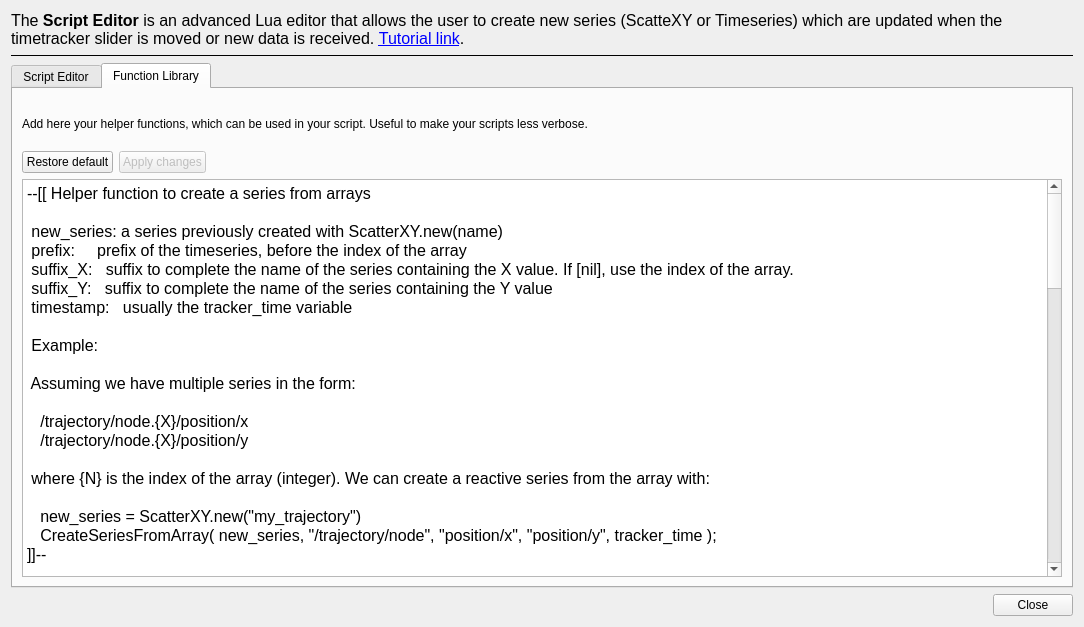
Old version of the form plotjuggler_plugins/ToolboxLuaEditor/lua_editor.ui in the repository ros2-gbp/plotjuggler-release.
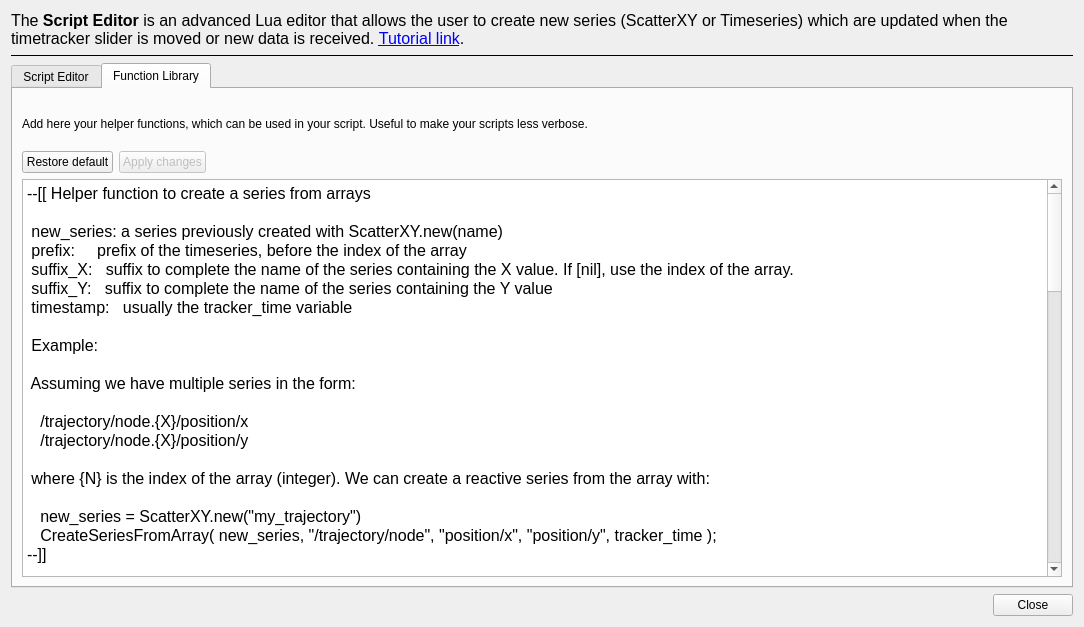
New version of the form. The open tabs and pages were chosen to show the change. Custom widgets are drawn as their Qt base class.

Diff of the .ui file:
```diff
--- a/plotjuggler_plugins/ToolboxLuaEditor/lua_editor.ui
+++ b/plotjuggler_plugins/ToolboxLuaEditor/lua_editor.ui
@@ -22,7 +22,7 @@
       </font>
      </property>
      <property name="text">
-      <string>&lt;html&gt;&lt;head/&gt;&lt;body&gt;&lt;p&gt;The &lt;span style=&quot; font-weight:600;&quot;&gt;Script Editor &lt;/span&gt;is an advanced Lua editor that allows the user to create new series (ScatteXY or Timeseries) which are updated when the timetracker slider is moved or new data is received. &lt;a href=&quot;https://slides.com/davidefaconti/plotjuggler-reactive-scripts/fullscreen&quot;&gt;&lt;span style=&quot; text-decoration: underline; color:#0000ff;&quot;&gt;Tutorial link&lt;/span&gt;&lt;/a&gt;.&lt;/p&gt;&lt;/body&gt;&lt;/html&gt;</string>
+      <string>&lt;html&gt;&lt;head/&gt;&lt;body&gt;&lt;p&gt;The &lt;span style=&quot; font-weight:600;&quot;&gt;Script Editor &lt;/span&gt;is an advanced Lua editor that allows the user to create new series (ScatterXY or Timeseries) which are updated when the timetracker slider is moved or new data is received. &lt;a href=&quot;https://slides.com/davidefaconti/plotjuggler-reactive-scripts/fullscreen&quot;&gt;&lt;span style=&quot; text-decoration: underline; color:#0000ff;&quot;&gt;Tutorial link&lt;/span&gt;&lt;/a&gt;.&lt;/p&gt;&lt;/body&gt;&lt;/html&gt;</string>
      </property>
      <property name="wordWrap">
       <bool>true</bool>
@@ -293,91 +293,95 @@
         </layout>
        </item>
        <item>
-        <widget class="QPlainTextEdit" name="textLibrary">
+        <widget class="QCodeEditor" name="textLibrary">
          <property name="font">
           <font>
            <pointsize>12</pointsize>
           </font>
          </property>
-         <property name="plainText">
-          <string>--[[ Helper function to create a series from arrays
-
- new_series: a series previously created with ScatterXY.new(name)
- prefix:     prefix of the timeseries, before the index of the array
- suffix_X:   suffix to complete the name of the series containing the X value. If [nil], use the index of the array.
- suffix_Y:   suffix to complete the name of the series containing the Y value
- timestamp:   usually the tracker_time variable
-              
- Example:
- 
- Assuming we have multiple series in the form:
- 
-   /trajectory/node.{X}/position/x
-   /trajectory/node.{X}/position/y
-   
- where {N} is the index of the array (integer). We can create a reactive series from the array with:
- 
-   new_series = ScatterXY.new(&quot;my_trajectory&quot;) 
-   CreateSeriesFromArray( new_series, &quot;/trajectory/node&quot;, &quot;position/x&quot;, &quot;position/y&quot;, tracker_time );
-]]--
-
-function CreateSeriesFromArray( new_series, prefix, suffix_X, suffix_Y, timestamp )
-  
-  --- clear previous values
-  new_series:clear()
-  
-  --- Append points to new_series
-  index = 0
-  while(true) do
-
-    x = index;
-    -- if not nil, get the X coordinate from a series
-    if suffix_X ~= nil then 
-      series_x = TimeseriesView.find( string.format( &quot;%s.%d/%s&quot;, prefix, index, suffix_X) )
-      if series_x == nil then break end
-      x = series_x:atTime(timestamp)	 
-    end
-    
-    series_y = TimeseriesView.find( string.format( &quot;%s.%d/%s&quot;, prefix, index, suffix_Y) )
-    if series_y == nil then break end 
-    y = series_y:atTime(timestamp)
-    
-    new_series:push_back(x,y)
-    index = index+1
-  end
-end
-
---[[ Similar to the built-in function GetSeriesNames(), but select only the names with a give prefix. ]]--
-
-function GetSeriesNamesByPrefix(prefix)
-  -- GetSeriesNames(9 is a built-in function
-  all_names = GetSeriesNames()
-  filtered_names = {}
-  for i, name in ipairs(all_names)  do
-    -- check the prefix
-    if name:find(prefix, 1, #prefix) then
-      table.insert(filtered_names, name);
-    end
-  end
-  return filtered_names
-end
-
---[[ Modify an existing series, applying offsets to all their X and Y values
-
- series: an existing timeseries, obtained with TimeseriesView.find(name)
- delta_x: offset to apply to each x value
- delta_y: offset to apply to each y value  
-
-]]--
-
-function ApplyOffsetInPlace(series, delta_x, delta_y)
-  -- use C++ indeces, not Lua indeces
-  for index=0, series:size()-1 do
-    x,y = series:at(index)
-    series:set(index, x + delta_x, y + delta_y)
-  end
-end
-</string>
+         <property name="html">
+          <string>&lt;!DOCTYPE HTML PUBLIC &quot;-//W3C//DTD HTML 4.0//EN&quot; &quot;http://www.w3.org/TR/REC-html40/strict.dtd&quot;&gt;
+&lt;html&gt;&lt;head&gt;&lt;meta name=&quot;qrichtext&quot; content=&quot;1&quot; /&gt;&lt;style type=&quot;text/css&quot;&gt;
+p, li { white-space: pre-wrap; }
+&lt;/style&gt;&lt;/head&gt;&lt;body style=&quot; font-family:'MS Shell Dlg 2'; font-size:12pt; font-weight:400; font-style:normal;&quot;&gt;
+&lt;p style=&quot; margin-top:0px; margin-bottom:0px; margin-left:0px; margin-right:0px; -qt-block-indent:0; text-indent:0px;&quot;&gt;--[[ Helper function to create a series from arrays&lt;/p&gt;
+&lt;p style=&quot;-qt-paragraph-type:empty; margin-top:0px; margin-bottom:0px; margin-left:0px; margin-right:0px; -qt-block-indent:0; text-indent:0px;&quot;&gt;&lt;br /&gt;&lt;/p&gt;
+&lt;p style=&quot; margin-top:0px; margin-bottom:0px; margin-left:0px; margin-right:0px; -qt-block-indent:0; text-indent:0px; -qt-user-state:1;&quot;&gt; new_series: a series previously created with ScatterXY.new(name)&lt;/p&gt;
+&lt;p style=&quot; margin-top:0px; margin-bottom:0px; margin-left:0px; margin-right:0px; -qt-block-indent:0; text-indent:0px; -qt-user-state:1;&quot;&gt; prefix:     prefix of the timeseries, before the index of the array&lt;/p&gt;
+&lt;p style=&quot; margin-top:0px; margin-bottom:0px; margin-left:0px; margin-right:0px; -qt-block-indent:0; text-indent:0px; -qt-user-state:1;&quot;&gt; suffix_X:   suffix to complete the name of the series containing the X value. If [nil], use the index of the array.&lt;/p&gt;
+&lt;p style=&quot; margin-top:0px; margin-bottom:0px; margin-left:0px; margin-right:0px; -qt-block-indent:0; text-indent:0px; -qt-user-state:1;&quot;&gt; suffix_Y:   suffix to complete the name of the series containing the Y value&lt;/p&gt;
+&lt;p style=&quot; margin-top:0px; margin-bottom:0px; margin-left:0px; margin-right:0px; -qt-block-indent:0; text-indent:0px; -qt-user-state:1;&quot;&gt; timestamp:   usually the tracker_time variable&lt;/p&gt;
+&lt;p style=&quot; margin-top:0px; margin-bottom:0px; margin-left:0px; margin-right:0px; -qt-block-indent:0; text-indent:0px; -qt-user-state:1;&quot;&gt;              &lt;/p&gt;
+&lt;p style=&quot; margin-top:0px; margin-bottom:0px; margin-left:0px; margin-right:0px; -qt-block-indent:0; text-indent:0px; -qt-user-state:1;&quot;&gt; Example:&lt;/p&gt;
+&lt;p style=&quot; margin-top:0px; margin-bottom:0px; margin-left:0px; margin-right:0px; -qt-block-indent:0; text-indent:0px; -qt-user-state:1;&quot;&gt; &lt;/p&gt;
+&lt;p style=&quot; margin-top:0px; margin-bottom:0px; margin-left:0px; margin-right:0px; -qt-block-indent:0; text-indent:0px; -qt-user-state:1;&quot;&gt; Assuming we have multiple series in the form:&lt;/p&gt;
+&lt;p style=&quot; margin-top:0px; margin-bottom:0px; margin-left:0px; margin-right:0px; -qt-block-indent:0; text-indent:0px; -qt-user-state:1;&quot;&gt; &lt;/p&gt;
+&lt;p style=&quot; margin-top:0px; margin-bottom:0px; margin-left:0px; margin-right:0px; -qt-block-indent:0; text-indent:0px; -qt-user-state:1;&quot;&gt;   /trajectory/node.{X}/position/x&lt;/p&gt;
+&lt;p style=&quot; margin-top:0px; margin-bottom:0px; margin-left:0px; margin-right:0px; -qt-block-indent:0; text-indent:0px; -qt-user-state:1;&quot;&gt;   /trajectory/node.{X}/position/y&lt;/p&gt;
+&lt;p style=&quot; margin-top:0px; margin-bottom:0px; margin-left:0px; margin-right:0px; -qt-block-indent:0; text-indent:0px; -qt-user-state:1;&quot;&gt;   &lt;/p&gt;
+&lt;p style=&quot; margin-top:0px; margin-bottom:0px; margin-left:0px; margin-right:0px; -qt-block-indent:0; text-indent:0px; -qt-user-state:1;&quot;&gt; where {N} is the index of the array (integer). We can create a reactive series from the array with:&lt;/p&gt;
+&lt;p style=&quot; margin-top:0px; margin-bottom:0px; margin-left:0px; margin-right:0px; -qt-block-indent:0; text-indent:0px; -qt-user-state:1;&quot;&gt; &lt;/p&gt;
+&lt;p style=&quot; margin-top:0px; margin-bottom:0px; margin-left:0px; margin-right:0px; -qt-block-indent:0; text-indent:0px; -qt-user-state:1;&quot;&gt;   new_series = ScatterXY.new(&amp;quot;my_trajectory&amp;quot;) &lt;/p&gt;
+&lt;p style=&quot; margin-top:0px; margin-bottom:0px; margin-left:0px; margin-right:0px; -qt-block-indent:0; text-indent:0px; -qt-user-state:1;&quot;&gt;   CreateSeriesFromArray( new_series, &amp;quot;/trajectory/node&amp;quot;, &amp;quot;position/x&amp;quot;, &amp;quot;position/y&amp;quot;, tracker_time );&lt;/p&gt;
+&lt;p style=&quot; margin-top:0px; margin-bottom:0px; margin-left:0px; margin-right:0px; -qt-block-indent:0; text-indent:0px; -qt-user-state:0;&quot;&gt;--]]&lt;/p&gt;
+&lt;p style=&quot;-qt-paragraph-type:empty; margin-top:0px; margin-bottom:0px; margin-left:0px; margin-right:0px; -qt-block-indent:0; text-indent:0px;&quot;&gt;&lt;br /&gt;&lt;/p&gt;
+&lt;p style=&quot; margin-top:0px; margin-bottom:0px; margin-left:0px; margin-right:0px; -qt-block-indent:0; text-indent:0px; -qt-user-state:0;&quot;&gt;function CreateSeriesFromArray( new_series, prefix, suffix_X, suffix_Y, timestamp )&lt;/p&gt;
+&lt;p style=&quot; margin-top:0px; margin-bottom:0px; margin-left:0px; margin-right:0px; -qt-block-indent:0; text-indent:0px; -qt-user-state:0;&quot;&gt;  &lt;/p&gt;
+&lt;p style=&quot; margin-top:0px; margin-bottom:0px; margin-left:0px; margin-right:0px; -qt-block-indent:0; text-indent:0px; -qt-user-state:0;&quot;&gt;  --- clear previous values&lt;/p&gt;
+&lt;p style=&quot; margin-top:0px; margin-bottom:0px; margin-left:0px; margin-right:0px; -qt-block-indent:0; text-indent:0px; -qt-user-state:0;&quot;&gt;  new_series:clear()&lt;/p&gt;
+&lt;p style=&quot; margin-top:0px; margin-bottom:0px; margin-left:0px; margin-right:0px; -qt-block-indent:0; text-indent:0px; -qt-user-state:0;&quot;&gt;  &lt;/p&gt;
+&lt;p style=&quot; margin-top:0px; margin-bottom:0px; margin-left:0px; margin-right:0px; -qt-block-indent:0; text-indent:0px; -qt-user-state:0;&quot;&gt;  --- Append points to new_series&lt;/p&gt;
+&lt;p style=&quot; margin-top:0px; margin-bottom:0px; margin-left:0px; margin-right:0px; -qt-block-indent:0; text-indent:0px; -qt-user-state:0;&quot;&gt;  index = 0&lt;/p&gt;
+&lt;p style=&quot; margin-top:0px; margin-bottom:0px; margin-left:0px; margin-right:0px; -qt-block-indent:0; text-indent:0px; -qt-user-state:0;&quot;&gt;  while(true) do&lt;/p&gt;
+&lt;p style=&quot;-qt-paragraph-type:empty; margin-top:0px; margin-bottom:0px; margin-left:0px; margin-right:0px; -qt-block-indent:0; text-indent:0px;&quot;&gt;&lt;br /&gt;&lt;/p&gt;
+&lt;p style=&quot; margin-top:0px; margin-bottom:0px; margin-left:0px; margin-right:0px; -qt-block-indent:0; text-indent:0px; -qt-user-state:0;&quot;&gt;    x = index;&lt;/p&gt;
+&lt;p style=&quot; margin-top:0px; margin-bottom:0px; margin-left:0px; margin-right:0px; -qt-block-indent:0; text-indent:0px; -qt-user-state:0;&quot;&gt;    -- if not nil, get the X coordinate from a series&lt;/p&gt;
+&lt;p style=&quot; margin-top:0px; margin-bottom:0px; margin-left:0px; margin-right:0px; -qt-block-indent:0; text-indent:0px; -qt-user-state:0;&quot;&gt;    if suffix_X ~= nil then &lt;/p&gt;
+&lt;p style=&quot; margin-top:0px; margin-bottom:0px; margin-left:0px; margin-right:0px; -qt-block-indent:0; text-indent:0px; -qt-user-state:0;&quot;&gt;      series_x = TimeseriesView.find( string.format( &amp;quot;%s.%d/%s&amp;quot;, prefix, index, suffix_X) )&lt;/p&gt;
+&lt;p style=&quot; margin-top:0px; margin-bottom:0px; margin-left:0px; margin-right:0px; -qt-block-indent:0; text-indent:0px; -qt-user-state:0;&quot;&gt;      if series_x == nil then break end&lt;/p&gt;
+&lt;p style=&quot; margin-top:0px; margin-bottom:0px; margin-left:0px; margin-right:0px; -qt-block-indent:0; text-indent:0px; -qt-user-state:0;&quot;&gt;      x = series_x:atTime(timestamp)	 &lt;/p&gt;
+&lt;p style=&quot; margin-top:0px; margin-bottom:0px; margin-left:0px; margin-right:0px; -qt-block-indent:0; text-indent:0px; -qt-user-state:0;&quot;&gt;    end&lt;/p&gt;
+&lt;p style=&quot; margin-top:0px; margin-bottom:0px; margin-left:0px; margin-right:0px; -qt-block-indent:0; text-indent:0px; -qt-user-state:0;&quot;&gt;    &lt;/p&gt;
+&lt;p style=&quot; margin-top:0px; margin-bottom:0px; margin-left:0px; margin-right:0px; -qt-block-indent:0; text-indent:0px; -qt-user-state:0;&quot;&gt;    series_y = TimeseriesView.find( string.format( &amp;quot;%s.%d/%s&amp;quot;, prefix, index, suffix_Y) )&lt;/p&gt;
+&lt;p style=&quot; margin-top:0px; margin-bottom:0px; margin-left:0px; margin-right:0px; -qt-block-indent:0; text-indent:0px; -qt-user-state:0;&quot;&gt;    if series_y == nil then break end &lt;/p&gt;
+&lt;p style=&quot; margin-top:0px; margin-bottom:0px; margin-left:0px; margin-right:0px; -qt-block-indent:0; text-indent:0px; -qt-user-state:0;&quot;&gt;    y = series_y:atTime(timestamp)&lt;/p&gt;
+&lt;p style=&quot; margin-top:0px; margin-bottom:0px; margin-left:0px; margin-right:0px; -qt-block-indent:0; text-indent:0px; -qt-user-state:0;&quot;&gt;    &lt;/p&gt;
+&lt;p style=&quot; margin-top:0px; margin-bottom:0px; margin-left:0px; margin-right:0px; -qt-block-indent:0; text-indent:0px; -qt-user-state:0;&quot;&gt;    new_series:push_back(x,y)&lt;/p&gt;
+&lt;p style=&quot; margin-top:0px; margin-bottom:0px; margin-left:0px; margin-right:0px; -qt-block-indent:0; text-indent:0px; -qt-user-state:0;&quot;&gt;    index = index+1&lt;/p&gt;
+&lt;p style=&quot; margin-top:0px; margin-bottom:0px; margin-left:0px; margin-right:0px; -qt-block-indent:0; text-indent:0px; -qt-user-state:0;&quot;&gt;  end&lt;/p&gt;
+&lt;p style=&quot; margin-top:0px; margin-bottom:0px; margin-left:0px; margin-right:0px; -qt-block-indent:0; text-indent:0px; -qt-user-state:0;&quot;&gt;end&lt;/p&gt;
+&lt;p style=&quot;-qt-paragraph-type:empty; margin-top:0px; margin-bottom:0px; margin-left:0px; margin-right:0px; -qt-block-indent:0; text-indent:0px;&quot;&gt;&lt;br /&gt;&lt;/p&gt;
+&lt;p style=&quot; margin-top:0px; margin-bottom:0px; margin-left:0px; margin-right:0px; -qt-block-indent:0; text-indent:0px; -qt-user-state:0;&quot;&gt;--[[ Similar to the built-in function GetSeriesNames(), but select only the names with a give prefix. --]]&lt;/p&gt;
+&lt;p style=&quot;-qt-paragraph-type:empty; margin-top:0px; margin-bottom:0px; margin-left:0px; margin-right:0px; -qt-block-indent:0; text-indent:0px;&quot;&gt;&lt;br /&gt;&lt;/p&gt;
+&lt;p style=&quot; margin-top:0px; margin-bottom:0px; margin-left:0px; margin-right:0px; -qt-block-indent:0; text-indent:0px; -qt-user-state:0;&quot;&gt;function GetSeriesNamesByPrefix(prefix)&lt;/p&gt;
+&lt;p style=&quot; margin-top:0px; margin-bottom:0px; margin-left:0px; margin-right:0px; -qt-block-indent:0; text-indent:0px; -qt-user-state:0;&quot;&gt;  -- GetSeriesNames(9 is a built-in function&lt;/p&gt;
+&lt;p style=&quot; margin-top:0px; margin-bottom:0px; margin-left:0px; margin-right:0px; -qt-block-indent:0; text-indent:0px; -qt-user-state:0;&quot;&gt;  all_names = GetSeriesNames()&lt;/p&gt;
+&lt;p style=&quot; margin-top:0px; margin-bottom:0px; margin-left:0px; margin-right:0px; -qt-block-indent:0; text-indent:0px; -qt-user-state:0;&quot;&gt;  filtered_names = {}&lt;/p&gt;
+&lt;p style=&quot; margin-top:0px; margin-bottom:0px; margin-left:0px; margin-right:0px; -qt-block-indent:0; text-indent:0px; -qt-user-state:0;&quot;&gt;  for i, name in ipairs(all_names)  do&lt;/p&gt;
+&lt;p style=&quot; margin-top:0px; margin-bottom:0px; margin-left:0px; margin-right:0px; -qt-block-indent:0; text-indent:0px; -qt-user-state:0;&quot;&gt;    -- check the prefix&lt;/p&gt;
+&lt;p style=&quot; margin-top:0px; margin-bottom:0px; margin-left:0px; margin-right:0px; -qt-block-indent:0; text-indent:0px; -qt-user-state:0;&quot;&gt;    if name:find(prefix, 1, #prefix) then&lt;/p&gt;
+&lt;p style=&quot; margin-top:0px; margin-bottom:0px; margin-left:0px; margin-right:0px; -qt-block-indent:0; text-indent:0px; -qt-user-state:0;&quot;&gt;      table.insert(filtered_names, name);&lt;/p&gt;
+&lt;p style=&quot; margin-top:0px; margin-bottom:0px; margin-left:0px; margin-right:0px; -qt-block-indent:0; text-indent:0px; -qt-user-state:0;&quot;&gt;    end&lt;/p&gt;
+&lt;p style=&quot; margin-top:0px; margin-bottom:0px; margin-left:0px; margin-right:0px; -qt-block-indent:0; text-indent:0px; -qt-user-state:0;&quot;&gt;  end&lt;/p&gt;
+&lt;p style=&quot; margin-top:0px; margin-bottom:0px; margin-left:0px; margin-right:0px; -qt-block-indent:0; text-indent:0px; -qt-user-state:0;&quot;&gt;  return filtered_names&lt;/p&gt;
+&lt;p style=&quot; margin-top:0px; margin-bottom:0px; margin-left:0px; margin-right:0px; -qt-block-indent:0; text-indent:0px; -qt-user-state:0;&quot;&gt;end&lt;/p&gt;
+&lt;p style=&quot;-qt-paragraph-type:empty; margin-top:0px; margin-bottom:0px; margin-left:0px; margin-right:0px; -qt-block-indent:0; text-indent:0px;&quot;&gt;&lt;br /&gt;&lt;/p&gt;
+&lt;p style=&quot; margin-top:0px; margin-bottom:0px; margin-left:0px; margin-right:0px; -qt-block-indent:0; text-indent:0px; -qt-user-state:1;&quot;&gt;--[[ Modify an existing series, applying offsets to all their X and Y values&lt;/p&gt;
+&lt;p style=&quot;-qt-paragraph-type:empty; margin-top:0px; margin-bottom:0px; margin-left:0px; margin-right:0px; -qt-block-indent:0; text-indent:0px;&quot;&gt;&lt;br /&gt;&lt;/p&gt;
+&lt;p style=&quot; margin-top:0px; margin-bottom:0px; margin-left:0px; margin-right:0px; -qt-block-indent:0; text-indent:0px; -qt-user-state:1;&quot;&gt; series: an existing timeseries, obtained with TimeseriesView.find(name)&lt;/p&gt;
+&lt;p style=&quot; margin-top:0px; margin-bottom:0px; margin-left:0px; margin-right:0px; -qt-block-indent:0; text-indent:0px; -qt-user-state:1;&quot;&gt; delta_x: offset to apply to each x value&lt;/p&gt;
+&lt;p style=&quot; margin-top:0px; margin-bottom:0px; margin-left:0px; margin-right:0px; -qt-block-indent:0; text-indent:0px; -qt-user-state:1;&quot;&gt; delta_y: offset to apply to each y value &lt;/p&gt;
+&lt;p style=&quot; margin-top:0px; margin-bottom:0px; margin-left:0px; margin-right:0px; -qt-block-indent:0; text-indent:0px; -qt-user-state:1;&quot;&gt;  &lt;/p&gt;
+&lt;p style=&quot; margin-top:0px; margin-bottom:0px; margin-left:0px; margin-right:0px; -qt-block-indent:0; text-indent:0px; -qt-user-state:0;&quot;&gt;--]]&lt;/p&gt;
+&lt;p style=&quot;-qt-paragraph-type:empty; margin-top:0px; margin-bottom:0px; margin-left:0px; margin-right:0px; -qt-block-indent:0; text-indent:0px;&quot;&gt;&lt;br /&gt;&lt;/p&gt;
+&lt;p style=&quot; margin-top:0px; margin-bottom:0px; margin-left:0px; margin-right:0px; -qt-block-indent:0; text-indent:0px; -qt-user-state:0;&quot;&gt;function ApplyOffsetInPlace(series, delta_x, delta_y)&lt;/p&gt;
+&lt;p style=&quot; margin-top:0px; margin-bottom:0px; margin-left:0px; margin-right:0px; -qt-block-indent:0; text-indent:0px; -qt-user-state:0;&quot;&gt;  -- use C++ indeces, not Lua indeces&lt;/p&gt;
+&lt;p style=&quot; margin-top:0px; margin-bottom:0px; margin-left:0px; margin-right:0px; -qt-block-indent:0; text-indent:0px; -qt-user-state:0;&quot;&gt;  for index=0, series:size()-1 do&lt;/p&gt;
+&lt;p style=&quot; margin-top:0px; margin-bottom:0px; margin-left:0px; margin-right:0px; -qt-block-indent:0; text-indent:0px; -qt-user-state:0;&quot;&gt;    x,y = series:at(index)&lt;/p&gt;
+&lt;p style=&quot; margin-top:0px; margin-bottom:0px; margin-left:0px; margin-right:0px; -qt-block-indent:0; text-indent:0px; -qt-user-state:0;&quot;&gt;    series:set(index, x + delta_x, y + delta_y)&lt;/p&gt;
+&lt;p style=&quot; margin-top:0px; margin-bottom:0px; margin-left:0px; margin-right:0px; -qt-block-indent:0; text-indent:0px; -qt-user-state:0;&quot;&gt;  end&lt;/p&gt;
+&lt;p style=&quot; margin-top:0px; margin-bottom:0px; margin-left:0px; margin-right:0px; -qt-block-indent:0; text-indent:0px; -qt-user-state:0;&quot;&gt;end&lt;/p&gt;
+&lt;p style=&quot;-qt-paragraph-type:empty; margin-top:0px; margin-bottom:0px; margin-left:0px; margin-right:0px; -qt-block-indent:0; text-indent:0px;&quot;&gt;&lt;br /&gt;&lt;/p&gt;&lt;/body&gt;&lt;/html&gt;</string>
          </property>
         </widget>
        </item>
@@ -394,6 +398,13 @@
    </item>
   </layout>
  </widget>
+ <customwidgets>
+  <customwidget>
+   <class>QCodeEditor</class>
+   <extends>QTextEdit</extends>
+   <header location="global">QCodeEditor</header>
+  </customwidget>
+ </customwidgets>
  <resources/>
  <connections/>
 </ui>
```
Left out of the diff: 7 changed lines with no effect on the pictures.
